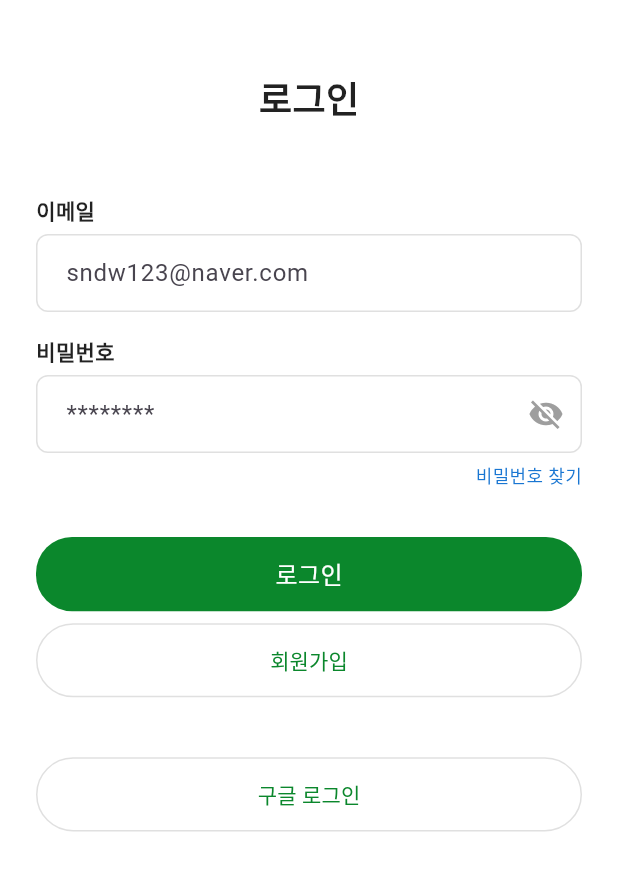
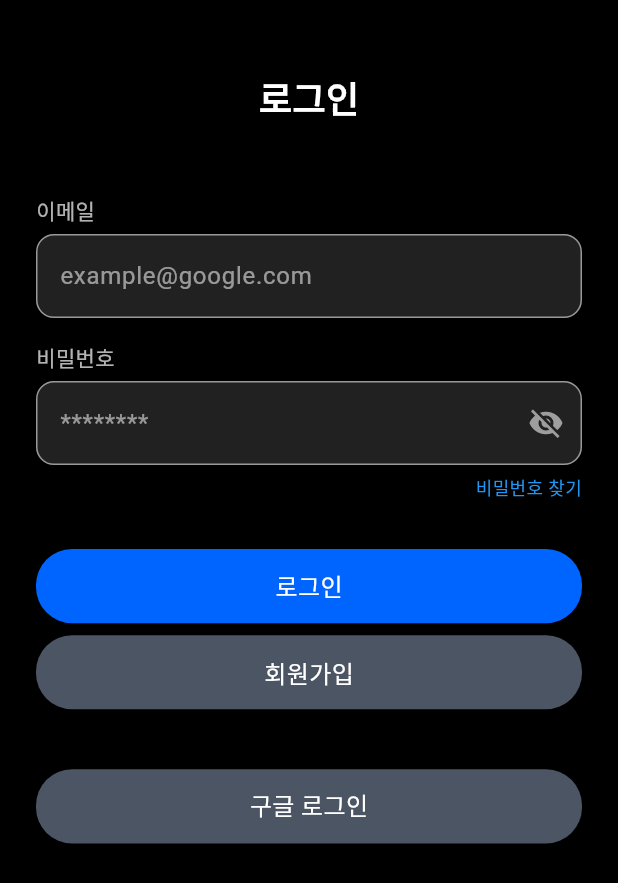
Before and after one commit to duckptr/haru_diary, a Flutter app: the AuthScreen screen opened by its route, on a phone screen of 412 x 824 dp. Shown: the top 883 px of the screen. Run offline on Flutter 3.47's test engine with Material 3 defaults, Android fonts, the phone set to English and light mode, and no system bars; our stand-ins replace cloud_firestore, firebase_auth, firebase_core, firebase_storage, fl_chart, flutter_dotenv and 5 more; accounts and stored records are empty.

```diff
--- a/lib/screens/auth_screen.dart
+++ b/lib/screens/auth_screen.dart
@@ -1,6 +1,7 @@
 import 'package:flutter/material.dart';
 import 'package:firebase_auth/firebase_auth.dart';
 import '../widgets/bouncy_async_button.dart';
+import '../widgets/bouncy_button.dart'; // ✅ BouncyButton import 필요
 
 class AuthScreen extends StatefulWidget {
   const AuthScreen({super.key});
@@ -28,15 +29,15 @@ class _AuthScreenState extends State<AuthScreen> {
 
   @override
   Widget build(BuildContext context) {
-    final greenColor = const Color(0xFF0B872C);
     final screenHeight = MediaQuery.of(context).size.height;
-    final buttonHeight = screenHeight * 0.06; // ✅ 살짝 줄인 비율
+    final buttonHeight = screenHeight * 0.06;
 
     return Scaffold(
-      backgroundColor: Colors.white,
+      backgroundColor: Theme.of(context).scaffoldBackgroundColor,
       body: SafeArea(
         child: Padding(
           padding: const EdgeInsets.symmetric(horizontal: 24),
+          child: SingleChildScrollView(
             child: Column(
               crossAxisAlignment: CrossAxisAlignment.stretch,
               children: [
@@ -44,65 +45,42 @@ class _AuthScreenState extends State<AuthScreen> {
                 const Center(
                   child: Text(
                     '로그인',
-                  style: TextStyle(fontSize: 24, fontWeight: FontWeight.bold),
+                    style: TextStyle(
+                      fontSize: 24,
+                      fontWeight: FontWeight.bold,
+                      color: Colors.white,
+                    ),
                   ),
                 ),
                 const SizedBox(height: 48),
 
-              const Text('이메일', style: TextStyle(fontWeight: FontWeight.bold, fontSize: 14)),
+                const Text('이메일', style: TextStyle(color: Colors.white70)),
                 const SizedBox(height: 6),
                 TextField(
                   controller: _emailCtrl,
-                decoration: InputDecoration(
-                  hintText: 'sndw123@naver.com',
-                  filled: true,
-                  fillColor: Colors.white, // ✅ 추가
-                  contentPadding: const EdgeInsets.symmetric(horizontal: 16, vertical: 14),
-                  border: OutlineInputBorder(
-                    borderRadius: BorderRadius.circular(8),
-                    borderSide: BorderSide(color: Colors.grey.shade300),
-                  ),
-                  enabledBorder: OutlineInputBorder(
-                    borderRadius: BorderRadius.circular(8),
-                    borderSide: BorderSide(color: Colors.grey.shade300),
-                  ),
-                  focusedBorder: OutlineInputBorder(
-                    borderRadius: BorderRadius.circular(8),
-                    borderSide: BorderSide(color: greenColor),
-                  ),
+                  style: const TextStyle(color: Colors.white),
+                  decoration: const InputDecoration(
+                    hintText: 'example@google.com',
                   ),
                   keyboardType: TextInputType.emailAddress,
                 ),
 
                 const SizedBox(height: 16),
-              const Text('비밀번호', style: TextStyle(fontWeight: FontWeight.bold, fontSize: 14)),
+                const Text('비밀번호', style: TextStyle(color: Colors.white70)),
                 const SizedBox(height: 6),
                 TextField(
                   controller: _pwdCtrl,
                   obscureText: _obscurePwd,
+                  style: const TextStyle(color: Colors.white),
                   decoration: InputDecoration(
                     hintText: '********',
-                  filled: true,
-                  fillColor: Colors.white, // ✅ 추가
-                  contentPadding: const EdgeInsets.symmetric(horizontal: 16, vertical: 14),
-                  border: OutlineInputBorder(
-                    borderRadius: BorderRadius.circular(8),
-                    borderSide: BorderSide(color: Colors.grey.shade300),
-                  ),
-                  enabledBorder: OutlineInputBorder(
-                    borderRadius: BorderRadius.circular(8),
-                    borderSide: BorderSide(color: Colors.grey.shade300),
-                  ),
-                  focusedBorder: OutlineInputBorder(
-                    borderRadius: BorderRadius.circular(8),
-                    borderSide: BorderSide(color: greenColor),
-                  ),
                     suffixIcon: IconButton(
                       icon: Icon(
                         _obscurePwd ? Icons.visibility_off : Icons.visibility,
                         color: Colors.grey,
                       ),
-                    onPressed: () => setState(() => _obscurePwd = !_obscurePwd),
+                      onPressed: () =>
+                          setState(() => _obscurePwd = !_obscurePwd),
                     ),
                   ),
                 ),
@@ -114,10 +92,10 @@ class _AuthScreenState extends State<AuthScreen> {
                     onTap: () {
                       // TODO: 비밀번호 찾기
                     },
-                  child: Text(
+                    child: const Text(
                       '비밀번호 찾기',
                       style: TextStyle(
-                      color: Colors.blue.shade700,
+                        color: Colors.blue,
                         fontSize: 12,
                       ),
                     ),
@@ -125,6 +103,8 @@ class _AuthScreenState extends State<AuthScreen> {
                 ),
 
                 const SizedBox(height: 32),
+
+                // ✅ 로그인 버튼 (그대로 유지)
                 SizedBox(
                   width: double.infinity,
                   height: buttonHeight,
@@ -135,7 +115,8 @@ class _AuthScreenState extends State<AuthScreen> {
                         await _submit();
                         return;
                       } on FirebaseAuthException catch (e) {
-                      setState(() => _error = e.message ?? '알 수 없는 오류');
+                        setState(() =>
+                            _error = e.message ?? '알 수 없는 오류 발생');
                         rethrow;
                       }
                     },
@@ -144,26 +125,17 @@ class _AuthScreenState extends State<AuthScreen> {
                 ),
 
                 const SizedBox(height: 8),
+
+                // ✅ 회원가입 버튼 (BouncyButton + 회색)
                 SizedBox(
                   width: double.infinity,
                   height: buttonHeight,
-                child: OutlinedButton(
-                  style: OutlinedButton.styleFrom(
-                    backgroundColor: Colors.white,
-                    side: BorderSide(color: Colors.grey.shade300),
-                    shape: RoundedRectangleBorder(
-                      borderRadius: BorderRadius.circular(30),
-                    ),
-                    elevation: 0,
-                  ),
-                  onPressed: () => Navigator.pushNamed(context, '/signup'),
-                  child: Text(
-                    '회원가입',
-                    style: TextStyle(
-                      color: greenColor,
-                      fontWeight: FontWeight.w500,
-                    ),
-                  ),
+                  child: BouncyButton(
+                    text: '회원가입',
+                    color: const Color(0xFF4B5563),
+                    onPressed: () {
+                      Navigator.pushNamed(context, '/signup');
+                    },
                   ),
                 ),
 
@@ -172,35 +144,26 @@ class _AuthScreenState extends State<AuthScreen> {
                     padding: const EdgeInsets.only(top: 10),
                     child: Text(
                       _error,
-                    style: const TextStyle(color: Colors.red),
+                      style: const TextStyle(color: Colors.redAccent),
                       textAlign: TextAlign.center,
                     ),
                   ),
 
                 const SizedBox(height: 40),
+
+                // ✅ 구글 로그인 버튼 (BouncyAsyncButton + 회색)
                 SizedBox(
                   width: double.infinity,
                   height: buttonHeight,
-                child: OutlinedButton(
-                  style: OutlinedButton.styleFrom(
-                    backgroundColor: Colors.white,
-                    padding: const EdgeInsets.symmetric(vertical: 14),
-                    side: BorderSide(color: Colors.grey.shade300),
-                    shape: RoundedRectangleBorder(
-                      borderRadius: BorderRadius.circular(30),
-                    ),
-                    elevation: 0,
-                  ),
-                  onPressed: () {
-                    // TODO: 구글 로그인
+                  child: BouncyAsyncButton(
+                    text: '구글 로그인',
+                    color: const Color(0xFF4B5563),
+                    onPressed: () async {
+                      // TODO: 구글 로그인 처리
                     },
-                  child: Text(
-                    '구글 로그인',
-                    style: TextStyle(
-                      color: greenColor,
-                      fontWeight: FontWeight.w500,
-                    ),
-                  ),
+                    onFinished: () {
+                      // TODO: 구글 로그인 완료 후 이동
+                    },
                   ),
                 ),
                 const SizedBox(height: 24),
@@ -208,6 +171,7 @@ class _AuthScreenState extends State<AuthScreen> {
             ),
           ),
         ),
+      ),
     );
   }
 }
--- a/lib/theme/app_theme.dart
+++ b/lib/theme/app_theme.dart
@@ -1,25 +1,51 @@
 import 'package:flutter/material.dart';
 
 class AppTheme {
-  static ThemeData get light => ThemeData(
-        primarySwatch: Colors.green, // primarySwatch는 제한된 색상만 가능
-        scaffoldBackgroundColor: Colors.grey.shade100,
+  static ThemeData get dark => ThemeData(
+        brightness: Brightness.dark,
+        scaffoldBackgroundColor: Colors.black, // ✅ 전체 배경 검정색
+        primaryColor: const Color(0xFF0064FF), // ✅ 버튼 및 주요 색상
+
         appBarTheme: const AppBarTheme(
-          backgroundColor: Color(0xFF0B872C), // ✅ 앱바 색상
-          foregroundColor: Colors.white,
+          backgroundColor: Colors.black, // 앱바 배경 검정색
+          foregroundColor: Colors.white, // 앱바 텍스트 흰색
+          elevation: 0,
         ),
+
         elevatedButtonTheme: ElevatedButtonThemeData(
           style: ElevatedButton.styleFrom(
-            backgroundColor: const Color(0xFF0B872C), // ✅ 버튼 배경
-            foregroundColor: Colors.white,
+            backgroundColor: const Color(0xFF0064FF), // ✅ 버튼 파란색
+            foregroundColor: Colors.white, // 버튼 텍스트 흰색
+            shape: RoundedRectangleBorder(
+              borderRadius: BorderRadius.circular(12), // 버튼 둥글게
+            ),
+            padding: const EdgeInsets.symmetric(vertical: 14, horizontal: 24),
           ),
         ),
-        inputDecorationTheme: const InputDecorationTheme(
-          border: OutlineInputBorder(),
+
+        inputDecorationTheme: InputDecorationTheme(
+          filled: true,
+          fillColor: Colors.grey[900], // 입력창 배경 어둡게
+          border: OutlineInputBorder(
+            borderSide: const BorderSide(color: Colors.white54),
+            borderRadius: BorderRadius.circular(12),
+          ),
+          enabledBorder: OutlineInputBorder(
+            borderSide: const BorderSide(color: Colors.white54),
+            borderRadius: BorderRadius.circular(12),
+          ),
+          focusedBorder: OutlineInputBorder(
+            borderSide: const BorderSide(color: Color(0xFF0064FF)),
+            borderRadius: BorderRadius.circular(12),
+          ),
+          hintStyle: const TextStyle(color: Colors.white54),
+          labelStyle: const TextStyle(color: Colors.white),
         ),
+
         textTheme: const TextTheme(
-          bodyMedium: TextStyle(color: Colors.black87),
-          titleLarge: TextStyle(fontSize: 20, fontWeight: FontWeight.bold),
+          bodyLarge: TextStyle(color: Colors.white),
+          bodyMedium: TextStyle(color: Colors.white70),
+          titleLarge: TextStyle(fontSize: 20, fontWeight: FontWeight.bold, color: Colors.white),
         ),
       );
 }
--- a/lib/widgets/bouncy_async_button.dart
+++ b/lib/widgets/bouncy_async_button.dart
@@ -1,5 +1,4 @@
 import 'package:flutter/material.dart';
-import 'package:lottie/lottie.dart';
 
 class BouncyAsyncButton extends StatefulWidget {
   final String text;
@@ -13,7 +12,7 @@ class BouncyAsyncButton extends StatefulWidget {
     required this.text,
     required this.onPressed,
     required this.onFinished,
-    this.color = const Color(0xFF0B872C),
+    this.color = const Color(0xFF0064FF),
     this.textStyle,
   });
 
@@ -47,6 +46,8 @@ class _BouncyAsyncButtonState extends State<BouncyAsyncButton>
       _loading = false;
       _success = true;
     });
+    await Future.delayed(const Duration(milliseconds: 1000));
+    if (mounted) widget.onFinished();
   }
 
   void _onTapCancel() => _pressController.forward();
@@ -84,22 +85,11 @@ class _BouncyAsyncButtonState extends State<BouncyAsyncButton>
                     color: Colors.white,
                   ),
                 )
-              : _success
-                  ? Lottie.asset(
-                      'assets/animations/done.json',
-                      width: 60,
-                      height: 60,
-                      repeat: false,
-                      onLoaded: (comp) async {
-                        await Future.delayed(comp.duration);
-                        if (mounted) widget.onFinished();
-                      },
-                    )
-                  : Text(
-                      widget.text,
-                      style: widget.textStyle ??
-                          const TextStyle(color: Colors.white, fontSize: 16),
-                    ),
+              : Text(
+                  widget.text,
+                  style: widget.textStyle ??
+                      const TextStyle(color: Colors.white, fontSize: 16),
+                ),
         ),
       ),
     );
--- a/lib/widgets/bouncy_button.dart
+++ b/lib/widgets/bouncy_button.dart
@@ -12,7 +12,7 @@ class BouncyButton extends StatefulWidget {
     super.key,
     required this.onPressed,
     required this.text,
-    this.color = const Color(0xFF0B872C),
+    this.color = const Color(0xFF0064FF),
     this.textStyle,
     this.isLoading = false, // ✅ 기본값 false
     this.enabled = true,
```
Also changed, not shown: lib/main.dart (+13 -13 lines), lib/screens/home_screen.dart (+144 -164 lines), lib/screens/sign_screen.dart (+78 -40 lines), lib/screens/splash_screen.dart (+4 -4 lines), lib/widgets/custom_bottom_navbar.dart (+25 -7 lines). Lines whose indentation alone changed are shown as unchanged.
